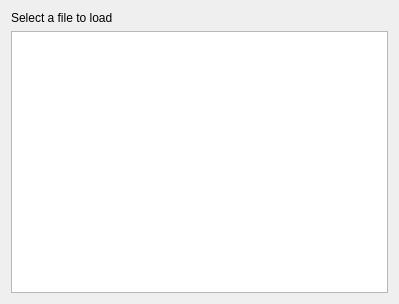
Above: loadgamewindow.ui from sorge13248/skyrimqt before the change. Below: the same form after it.
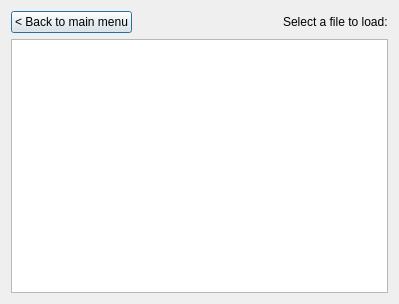
That is the form after the change.

What changed in the file:
```diff
--- a/loadgamewindow.ui
+++ b/loadgamewindow.ui
@@ -17,11 +17,35 @@
    <item row="0" column="0">
     <layout class="QVBoxLayout" name="verticalLayout">
      <item>
+      <layout class="QHBoxLayout" name="horizontalLayout">
+       <item>
+        <widget class="QPushButton" name="backButton">
+         <property name="text">
+          <string>&lt; Back to main menu</string>
+         </property>
+        </widget>
+       </item>
+       <item>
+        <spacer name="horizontalSpacer">
+         <property name="orientation">
+          <enum>Qt::Horizontal</enum>
+         </property>
+         <property name="sizeHint" stdset="0">
+          <size>
+           <width>40</width>
+           <height>20</height>
+          </size>
+         </property>
+        </spacer>
+       </item>
+       <item>
       <widget class="QLabel" name="label">
        <property name="text">
-        <string>Select a file to load</string>
-       </property>
-      </widget>
+          <string>&lt;html&gt;&lt;head/&gt;&lt;body&gt;&lt;p&gt;Select a file to load:&lt;/p&gt;&lt;/body&gt;&lt;/html&gt;</string>
+         </property>
+        </widget>
+       </item>
+      </layout>
      </item>
      <item>
       <widget class="QListView" name="fileListView"/>
```
Lines whose indentation alone changed are shown as unchanged.
